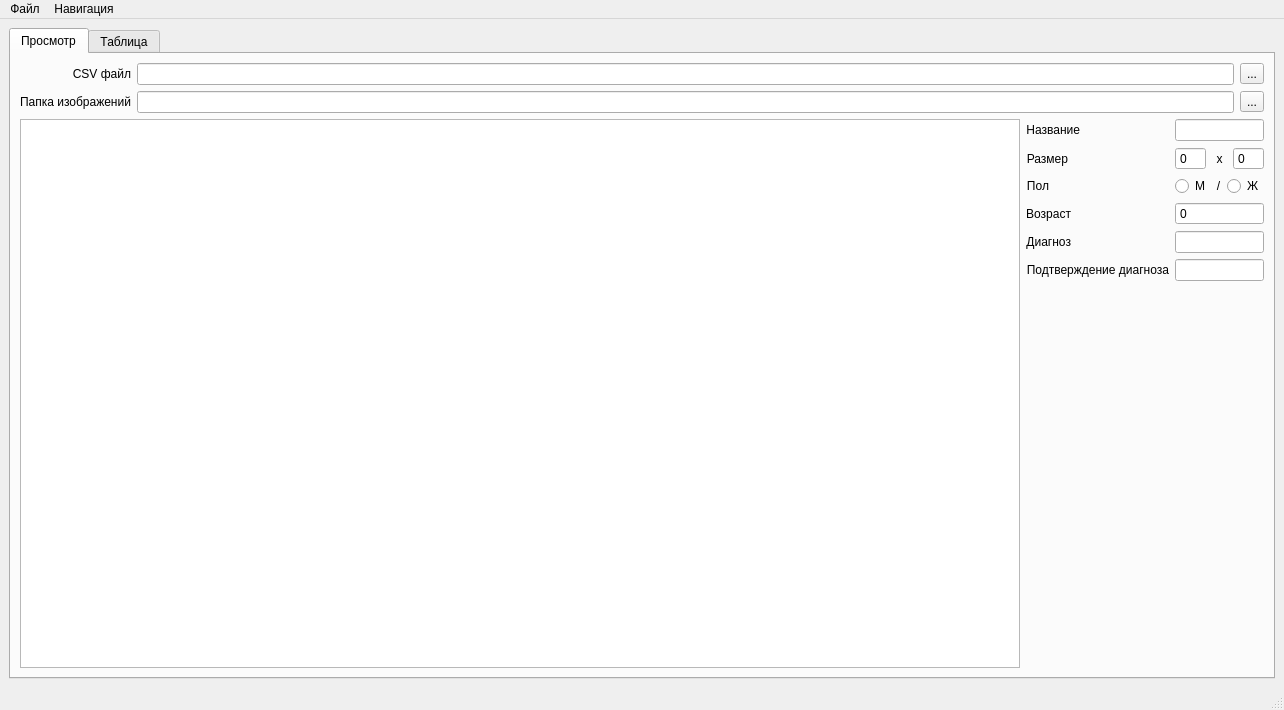
Above: MedNN/mainwindow.ui from gurmaaan/MedNN before the change. Below: the same form after it.
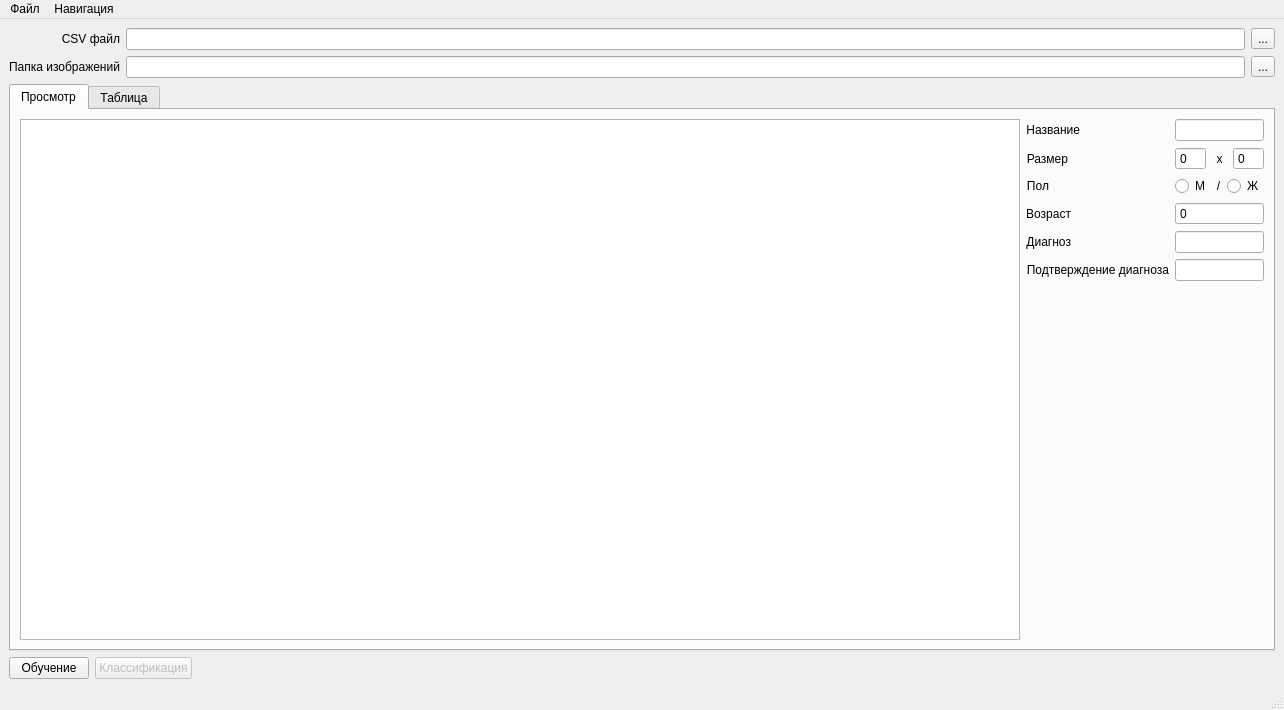
That is the form after the change. Icons and pictures are not drawn.

The edit to the form file:
```diff
--- a/MedNN/mainwindow.ui
+++ b/MedNN/mainwindow.ui
@@ -18,7 +18,59 @@
     <normaloff>:/icons/favicon.png</normaloff>:/icons/favicon.png</iconset>
   </property>
   <widget class="QWidget" name="centralwidget">
-   <layout class="QHBoxLayout" name="horizontalLayout_4">
+   <layout class="QVBoxLayout" name="verticalLayout_3">
+    <item>
+     <layout class="QGridLayout" name="gridLayout">
+      <item row="1" column="1">
+       <widget class="QLineEdit" name="imageFolderLE">
+        <property name="readOnly">
+         <bool>true</bool>
+        </property>
+       </widget>
+      </item>
+      <item row="1" column="0">
+       <widget class="QLabel" name="imageFoldelLbl">
+        <property name="text">
+         <string>Папка изображений</string>
+        </property>
+        <property name="alignment">
+         <set>Qt::AlignRight|Qt::AlignTrailing|Qt::AlignVCenter</set>
+        </property>
+       </widget>
+      </item>
+      <item row="1" column="2">
+       <widget class="QToolButton" name="openImageFolderBtn">
+        <property name="text">
+         <string>...</string>
+        </property>
+       </widget>
+      </item>
+      <item row="0" column="1">
+       <widget class="QLineEdit" name="csvFileLE">
+        <property name="readOnly">
+         <bool>true</bool>
+        </property>
+       </widget>
+      </item>
+      <item row="0" column="2">
+       <widget class="QToolButton" name="openCsvBtn">
+        <property name="text">
+         <string>...</string>
+        </property>
+       </widget>
+      </item>
+      <item row="0" column="0">
+       <widget class="QLabel" name="csvFileLbl">
+        <property name="text">
+         <string>CSV файл</string>
+        </property>
+        <property name="alignment">
+         <set>Qt::AlignRight|Qt::AlignTrailing|Qt::AlignVCenter</set>
+        </property>
+       </widget>
+      </item>
+     </layout>
+    </item>
     <item>
      <widget class="QTabWidget" name="tabWidget">
       <property name="currentIndex">
@@ -30,59 +82,7 @@
        </attribute>
        <layout class="QVBoxLayout" name="verticalLayout">
         <item>
-         <layout class="QGridLayout" name="gridLayout">
-          <item row="0" column="0">
-           <widget class="QLabel" name="csvFileLbl">
-            <property name="text">
-             <string>CSV файл</string>
-            </property>
-            <property name="alignment">
-             <set>Qt::AlignRight|Qt::AlignTrailing|Qt::AlignVCenter</set>
-            </property>
-           </widget>
-          </item>
-          <item row="0" column="1">
-           <widget class="QLineEdit" name="csvFileLE">
-            <property name="readOnly">
-             <bool>true</bool>
-            </property>
-           </widget>
-          </item>
-          <item row="0" column="2">
-           <widget class="QToolButton" name="openCsvBtn">
-            <property name="text">
-             <string>...</string>
-            </property>
-           </widget>
-          </item>
-          <item row="1" column="0">
-           <widget class="QLabel" name="imageFoldelLbl">
-            <property name="text">
-             <string>Папка изображений</string>
-            </property>
-            <property name="alignment">
-             <set>Qt::AlignRight|Qt::AlignTrailing|Qt::AlignVCenter</set>
-            </property>
-           </widget>
-          </item>
-          <item row="1" column="1">
-           <widget class="QLineEdit" name="imageFolderLE">
-            <property name="readOnly">
-             <bool>true</bool>
-            </property>
-           </widget>
-          </item>
-          <item row="1" column="2">
-           <widget class="QToolButton" name="openImageFolderBtn">
-            <property name="text">
-             <string>...</string>
-            </property>
-           </widget>
-          </item>
-         </layout>
-        </item>
-        <item>
-         <layout class="QHBoxLayout" name="horizontalLayout_3">
+         <layout class="QHBoxLayout" name="horizontalLayout_2">
           <item>
            <widget class="QGraphicsView" name="imgView">
             <property name="sizePolicy">
@@ -269,6 +269,40 @@
       </widget>
      </widget>
     </item>
+    <item>
+     <layout class="QHBoxLayout" name="horizontalLayout">
+      <item>
+       <widget class="QPushButton" name="learnBtn">
+        <property name="text">
+         <string>Обучение</string>
+        </property>
+       </widget>
+      </item>
+      <item>
+       <widget class="QPushButton" name="usageBtn">
+        <property name="enabled">
+         <bool>false</bool>
+        </property>
+        <property name="text">
+         <string>Классификация</string>
+        </property>
+       </widget>
+      </item>
+      <item>
+       <spacer name="horizontalSpacer">
+        <property name="orientation">
+         <enum>Qt::Horizontal</enum>
+        </property>
+        <property name="sizeHint" stdset="0">
+         <size>
+          <width>40</width>
+          <height>20</height>
+         </size>
+        </property>
+       </spacer>
+      </item>
+     </layout>
+    </item>
    </layout>
   </widget>
   <widget class="QMenuBar" name="menubar">
```
